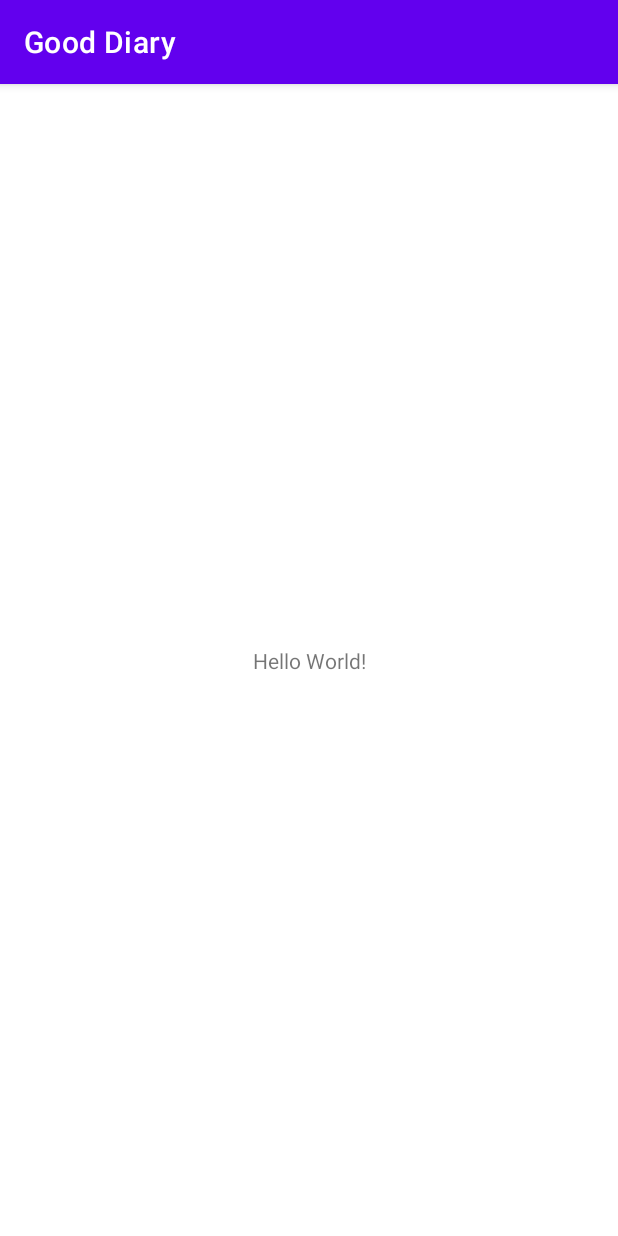
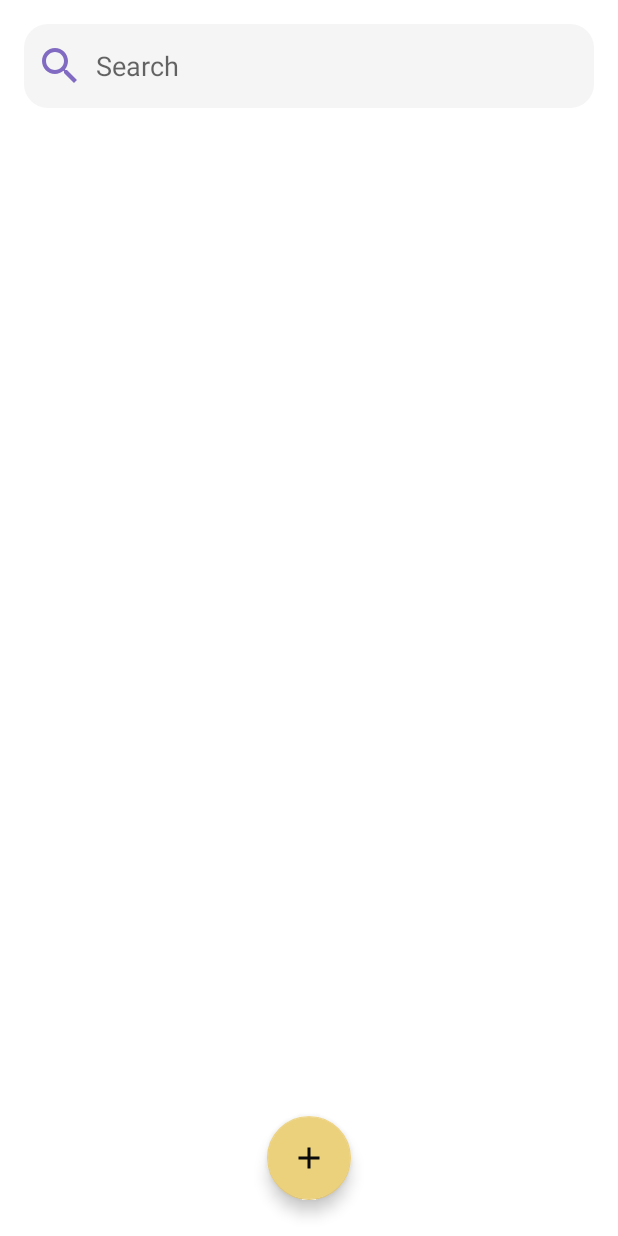
Before and after one commit to prateekthakur272/Good-Diary, an Android app: the screen it shows after launch (MainActivity), on a phone screen of 412 x 824 dp. Run offline under Robolectric (Android 15) with nearby library versions, the phone set to English and light mode, and no system bars.

Commit message:
set themes and basic structure of app

```diff
--- a/app/src/main/java/com/prateekthakur272/gooddiary/MainActivity.kt
+++ b/app/src/main/java/com/prateekthakur272/gooddiary/MainActivity.kt
@@ -7,5 +7,8 @@
     override fun onCreate(savedInstanceState: Bundle?) {
         super.onCreate(savedInstanceState)
         setContentView(R.layout.activity_main)
+        if(savedInstanceState != null){
+
+        }
     }
 }
--- /dev/null
+++ b/app/src/main/res/drawable/ic_add.xml
@@ -0,0 +1,5 @@
+<vector android:height="24dp" android:tint="#000000"
+    android:viewportHeight="24" android:viewportWidth="24"
+    android:width="24dp" xmlns:android="http://schemas.android.com/apk/res/android">
+    <path android:fillColor="@android:color/white" android:pathData="M19,13h-6v6h-2v-6H5v-2h6V5h2v6h6v2z"/>
+</vector>
--- /dev/null
+++ b/app/src/main/res/drawable/ic_search.xml
@@ -0,0 +1,5 @@
+<vector android:height="32dp" android:tint="@color/amethyst"
+    android:viewportHeight="24" android:viewportWidth="24"
+    android:width="32dp" xmlns:android="http://schemas.android.com/apk/res/android">
+    <path android:fillColor="@color/amethyst" android:pathData="M15.5,14h-0.79l-0.28,-0.27C15.41,12.59 16,11.11 16,9.5 16,5.91 13.09,3 9.5,3S3,5.91 3,9.5 5.91,16 9.5,16c1.61,0 3.09,-0.59 4.23,-1.57l0.27,0.28v0.79l5,4.99L20.49,19l-4.99,-5zM9.5,14C7.01,14 5,11.99 5,9.5S7.01,5 9.5,5 14,7.01 14,9.5 11.99,14 9.5,14z"/>
+</vector>
--- /dev/null
+++ b/app/src/main/res/drawable/search_bar_view_background.xml
@@ -0,0 +1,6 @@
+<?xml version="1.0" encoding="utf-8"?>
+<shape xmlns:android="http://schemas.android.com/apk/res/android"
+    android:shape="rectangle">
+    <solid android:color="?attr/backgroundColor" />
+    <corners android:radius="16dp" />
+</shape>
--- a/app/src/main/res/layout/activity_main.xml
+++ b/app/src/main/res/layout/activity_main.xml
@@ -6,13 +6,29 @@
     android:layout_height="match_parent"
     tools:context=".MainActivity">
 
-    <TextView
+    <EditText
+        android:layout_width="match_parent"
+        android:layout_height="56dp"
+        android:layout_margin="16dp"
+        app:layout_constraintEnd_toEndOf="parent"
+        app:layout_constraintStart_toStartOf="parent"
+        app:layout_constraintTop_toTopOf="parent"
+        android:background="@drawable/search_bar_view_background"
+        android:drawableStart="@drawable/ic_search"
+        android:drawablePadding="8dp"
+        android:hint="@string/search"
+        android:inputType="text"
+        android:paddingHorizontal="8dp"
+        android:autofillHints="none" />
+
+    <com.google.android.material.floatingactionbutton.FloatingActionButton
         android:layout_width="wrap_content"
         android:layout_height="wrap_content"
-        android:text="Hello World!"
         app:layout_constraintBottom_toBottomOf="parent"
         app:layout_constraintEnd_toEndOf="parent"
         app:layout_constraintStart_toStartOf="parent"
-        app:layout_constraintTop_toTopOf="parent" />
+        android:src="@drawable/ic_add"
+        android:layout_marginBottom="24dp"
+        android:contentDescription="@string/add_page"/>
 
 </androidx.constraintlayout.widget.ConstraintLayout>
--- a/app/src/main/res/values-night/themes.xml
+++ b/app/src/main/res/values-night/themes.xml
@@ -1,16 +1,18 @@
 <resources xmlns:tools="http://schemas.android.com/tools">
     <!-- Base application theme. -->
-    <style name="Theme.GoodDiary" parent="Theme.MaterialComponents.DayNight.DarkActionBar">
+    <style name="Theme.GoodDiary" parent="Theme.MaterialComponents.DayNight.NoActionBar">
         <!-- Primary brand color. -->
-        <item name="colorPrimary">@color/purple_200</item>
-        <item name="colorPrimaryVariant">@color/purple_700</item>
+        <item name="colorPrimary">@color/amethyst</item>
+        <item name="colorPrimaryVariant">@color/lavender</item>
         <item name="colorOnPrimary">@color/black</item>
+        <item name="colorAccent">@color/vanilla</item>
         <!-- Secondary brand color. -->
-        <item name="colorSecondary">@color/teal_200</item>
-        <item name="colorSecondaryVariant">@color/teal_200</item>
+        <item name="colorSecondary">@color/jasmine</item>
         <item name="colorOnSecondary">@color/black</item>
         <!-- Status bar color. -->
         <item name="android:statusBarColor">?attr/colorPrimaryVariant</item>
         <!-- Customize your theme here. -->
+        <item name="android:textColor">@color/white</item>
+        <item name="backgroundColor">@color/smoke_black</item>
     </style>
 </resources>
--- a/app/src/main/res/values/colors.xml
+++ b/app/src/main/res/values/colors.xml
@@ -1,10 +1,13 @@
 <?xml version="1.0" encoding="utf-8"?>
 <resources>
-    <color name="purple_200">#FFBB86FC</color>
-    <color name="purple_500">#FF6200EE</color>
-    <color name="purple_700">#FF3700B3</color>
-    <color name="teal_200">#FF03DAC5</color>
-    <color name="teal_700">#FF018786</color>
-    <color name="black">#FF000000</color>
-    <color name="white">#FFFFFFFF</color>
+    <color name="amethyst">#816BC2</color>
+    <color name="lavender">#B68AD3</color>
+    <color name="web_violet">#DB8CDD</color>
+
+    <color name="jasmine">#ECD17D</color>
+    <color name="vanilla">#FFE699</color>
+
+    <color name="black">#0A0A0A</color>
+    <color name="smoke_black">#1E1C1C</color>
+    <color name="white">#F5F5F5</color>
 </resources>
--- a/app/src/main/res/values/strings.xml
+++ b/app/src/main/res/values/strings.xml
@@ -1,3 +1,5 @@
 <resources>
     <string name="app_name">Good Diary</string>
+    <string name="search">Search</string>
+    <string name="add_page">Add page</string>
 </resources>
--- a/app/src/main/res/values/themes.xml
+++ b/app/src/main/res/values/themes.xml
@@ -1,16 +1,18 @@
 <resources xmlns:tools="http://schemas.android.com/tools">
     <!-- Base application theme. -->
-    <style name="Theme.GoodDiary" parent="Theme.MaterialComponents.DayNight.DarkActionBar">
+    <style name="Theme.GoodDiary" parent="Theme.MaterialComponents.DayNight.NoActionBar">
         <!-- Primary brand color. -->
-        <item name="colorPrimary">@color/purple_500</item>
-        <item name="colorPrimaryVariant">@color/purple_700</item>
-        <item name="colorOnPrimary">@color/white</item>
+        <item name="colorPrimary">@color/amethyst</item>
+        <item name="colorPrimaryVariant">@color/lavender</item>
+        <item name="colorOnPrimary">@color/black</item>
+        <item name="colorAccent">@color/vanilla</item>
         <!-- Secondary brand color. -->
-        <item name="colorSecondary">@color/teal_200</item>
-        <item name="colorSecondaryVariant">@color/teal_700</item>
+        <item name="colorSecondary">@color/jasmine</item>
         <item name="colorOnSecondary">@color/black</item>
         <!-- Status bar color. -->
         <item name="android:statusBarColor">?attr/colorPrimaryVariant</item>
         <!-- Customize your theme here. -->
+        <item name="android:textColor">@color/black</item>
+        <item name="backgroundColor">@color/white</item>
     </style>
 </resources>
```
